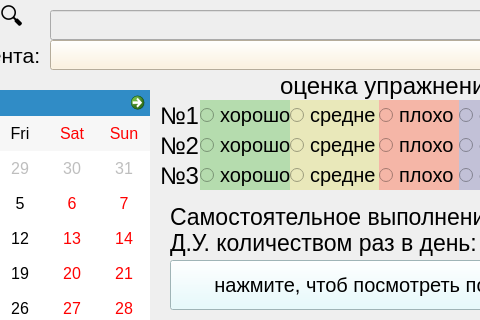
The window that data/design/form_adding_procedures.ui (PolkovnikovPavel/collection_lfk) describes before a commit, drawn with Qt 5; both pictures show x 280 to 760 and y 0 to 320 of the 900 by 824 pixel window.
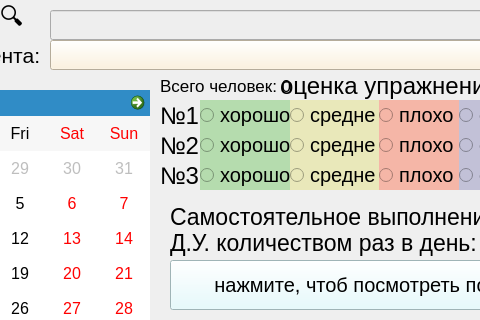
The same window after the commit.

Commit message: version 1.7 ( * finalized consolidated report (5) * made a filtering window for the consolidated report * created a section for viewing discharged patients and their procedures * signed how many people are to be treated and discharged * some changes)

The edit to the form file:
```diff
--- a/data/design/form_adding_procedures.ui
+++ b/data/design/form_adding_procedures.ui
@@ -677,6 +677,24 @@
      <string>Изменить данные</string>
     </property>
    </widget>
+   <widget class="QLabel" name="label_12">
+    <property name="geometry">
+     <rect>
+      <x>440</x>
+      <y>70</y>
+      <width>160</width>
+      <height>31</height>
+     </rect>
+    </property>
+    <property name="font">
+     <font>
+      <pointsize>13</pointsize>
+     </font>
+    </property>
+    <property name="text">
+     <string>Всего человек: 0</string>
+    </property>
+   </widget>
   </widget>
   <widget class="QMenuBar" name="menubar">
    <property name="geometry">
```
The commit also changes 16 other files.
